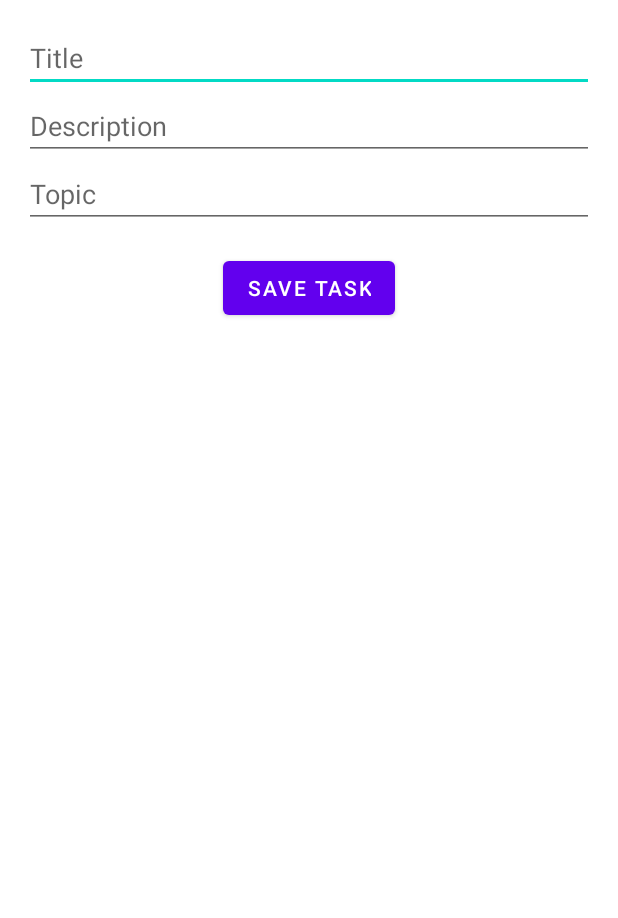
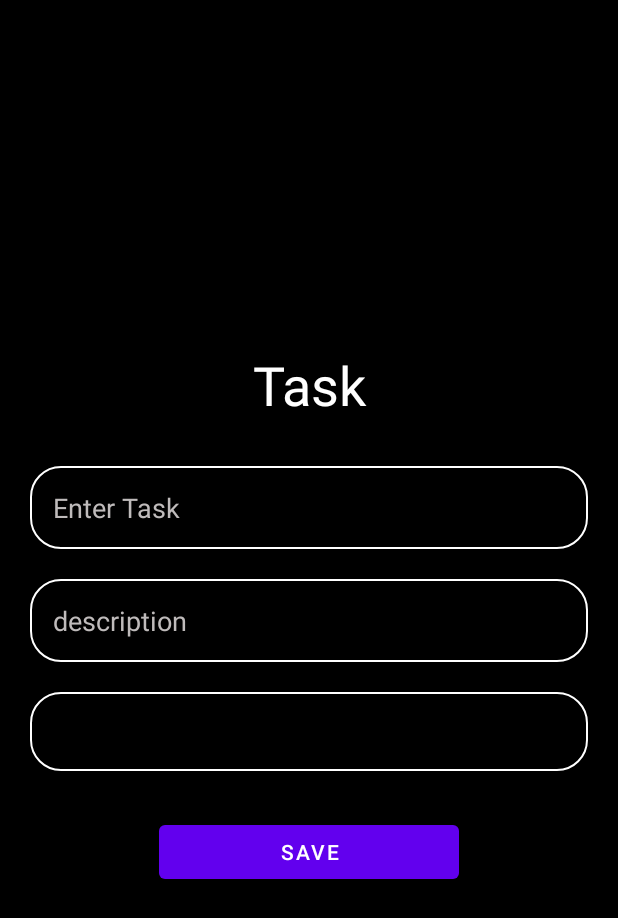
Before and after one commit to OXYAbc/MyDevNotes-ToDoList, an Android app: the AddTaskActivity screen opened directly, with no data from a screen before it, on a phone screen of 412 x 824 dp. Shown: the top 918 px of the screen. Run offline under Robolectric (Android 15) with nearby library versions, the phone set to English and light mode, and no system bars.

Commit message:
adding style and edit card

```diff
--- a/app/src/main/java/com/example/mydevtodo/AddTaskActivity.kt
+++ b/app/src/main/java/com/example/mydevtodo/AddTaskActivity.kt
@@ -4,6 +4,7 @@ import android.os.Bundle
 import androidx.appcompat.app.AppCompatActivity
 import android.widget.EditText
 import android.widget.Button
+import android.widget.Spinner
 
 class AddTaskActivity : AppCompatActivity() {
 
@@ -13,13 +14,13 @@ class AddTaskActivity : AppCompatActivity() {
 
         val titleEditText = findViewById<EditText>(R.id.titleEditText)
         val descriptionEditText = findViewById<EditText>(R.id.descriptionEditText)
-        val topicEditText = findViewById<EditText>(R.id.topicEditText)
-        val saveButton = findViewById<Button>(R.id.saveButton)
+        val topicSpinner: Spinner = findViewById(R.id.topicSpinner)
+        val saveButton = findViewById<Button>(R.id.save_button)
 
         saveButton.setOnClickListener {
             val title = titleEditText.text.toString()
             val description = descriptionEditText.text.toString()
-            val topic = topicEditText.text.toString()
+            val topic = topicSpinner.selectedItem.toString()
             val task = Task(title, description, topic)
 
             TaskManager.addTask(task)
--- /dev/null
+++ b/app/src/main/res/drawable/custom_edittetext.xml
@@ -0,0 +1,7 @@
+<?xml version="1.0" encoding="utf-8"?>
+<shape android:shape="rectangle" xmlns:android="http://schemas.android.com/apk/res/android">
+
+    <solid android:color="@color/black"/>
+    <stroke android:color="@color/white" android:width="1dp"/>
+    <corners android:radius="20dp"/>
+</shape>
--- a/app/src/main/res/layout/activity_add_task.xml
+++ b/app/src/main/res/layout/activity_add_task.xml
@@ -1,33 +1,74 @@
 <?xml version="1.0" encoding="utf-8"?>
 <LinearLayout xmlns:android="http://schemas.android.com/apk/res/android"
+    xmlns:app="http://schemas.android.com/apk/res-auto"
+    xmlns:tools="http://schemas.android.com/tools"
+    android:background="@color/black"
     android:layout_width="match_parent"
     android:layout_height="match_parent"
     android:orientation="vertical"
-    android:padding="16dp">
+    android:gravity="center"
+    android:padding="20dp">
+
+    <TextView
+        android:layout_width="match_parent"
+        android:layout_height="wrap_content"
+        android:fontFamily="sans-serif"
+        android:gravity="center"
+        android:text="Task"
+        android:textColor="@color/white"
+        android:textSize="36sp" />
 
     <EditText
         android:id="@+id/titleEditText"
         android:layout_width="match_parent"
         android:layout_height="wrap_content"
-        android:hint="Title" />
+        android:hint="Enter Task"
+        android:layout_marginTop="30dp"
+        android:padding="15dp"
+        android:background="@drawable/custom_edittetext"
+        android:textColorHint="#BFBBBB"
+        android:textColor="@color/white"
+        />
 
     <EditText
         android:id="@+id/descriptionEditText"
         android:layout_width="match_parent"
         android:layout_height="wrap_content"
-        android:hint="Description" />
+        android:layout_marginTop="20dp"
+        android:hint="description"
+        android:padding="15dp"
+        android:background="@drawable/custom_edittetext"
+        android:textColorHint="#BFBBBB"
+        android:textColor="@color/white"
+        />
 
-    <EditText
-        android:id="@+id/topicEditText"
+    <Spinner
+        android:id="@+id/topicSpinner"
         android:layout_width="match_parent"
         android:layout_height="wrap_content"
-        android:hint="Topic" />
+        android:entries="@array/topic_options"
+        android:hint="Topic"
+        android:layout_marginTop="20dp"
+        android:padding="15dp"
+        android:background="@drawable/custom_edittetext"
+        android:textColorHint="#BFBBBB"
+        android:textColor="@color/white"/>
+
+    <FrameLayout
+        android:layout_width="match_parent"
+        android:layout_height="wrap_content">
+
+        <androidx.recyclerview.widget.RecyclerView
+            android:layout_width="match_parent"
+            android:layout_height="match_parent"
+            tools:itemCount="6" />
+    </FrameLayout>
 
     <Button
-        android:id="@+id/saveButton"
-        android:layout_width="wrap_content"
+        android:id="@+id/save_button"
+        android:layout_width="200dp"
         android:layout_height="wrap_content"
-        android:text="Save Task"
-        android:layout_gravity="center_horizontal"
-        android:layout_marginTop="16dp"/>
+        android:layout_marginTop="30dp"
+        android:text="Save"/>
+
 </LinearLayout>
--- a/app/src/main/res/layout/activity_main.xml
+++ b/app/src/main/res/layout/activity_main.xml
@@ -4,6 +4,7 @@
     xmlns:tools="http://schemas.android.com/tools"
     android:layout_width="match_parent"
     android:layout_height="match_parent"
+    android:background="@color/black"
     tools:context=".MainActivity">
 
     <androidx.recyclerview.widget.RecyclerView
--- a/app/src/main/res/values/colors.xml
+++ b/app/src/main/res/values/colors.xml
@@ -6,5 +6,6 @@
     <color name="teal_200">#FF03DAC5</color>
     <color name="teal_700">#FF018786</color>
     <color name="black">#FF000000</color>
+    <color name="grey">#2D2D2D</color>
     <color name="white">#FFFFFFFF</color>
 </resources>
--- a/app/src/main/res/values/strings.xml
+++ b/app/src/main/res/values/strings.xml
@@ -1,3 +1,9 @@
 <resources>
     <string name="app_name">MyDevToDO</string>
+
+    <string-array name="topic_options">
+        <item>Frontend</item>
+        <item>Backend</item>
+        <item>Other</item>
+    </string-array>
 </resources>
```
Also changed, not shown: app/src/main/AndroidManifest.xml (+11 -0 lines), app/src/main/java/com/example/mydevtodo/EditTaskActivity.kt (added, +52 -0 lines), app/src/main/java/com/example/mydevtodo/Task.kt (+6 -1 lines), app/src/main/java/com/example/mydevtodo/TaskAdapter.kt (+20 -0 lines), app/src/main/res/layout/task_item.xml (+79 -17 lines).
